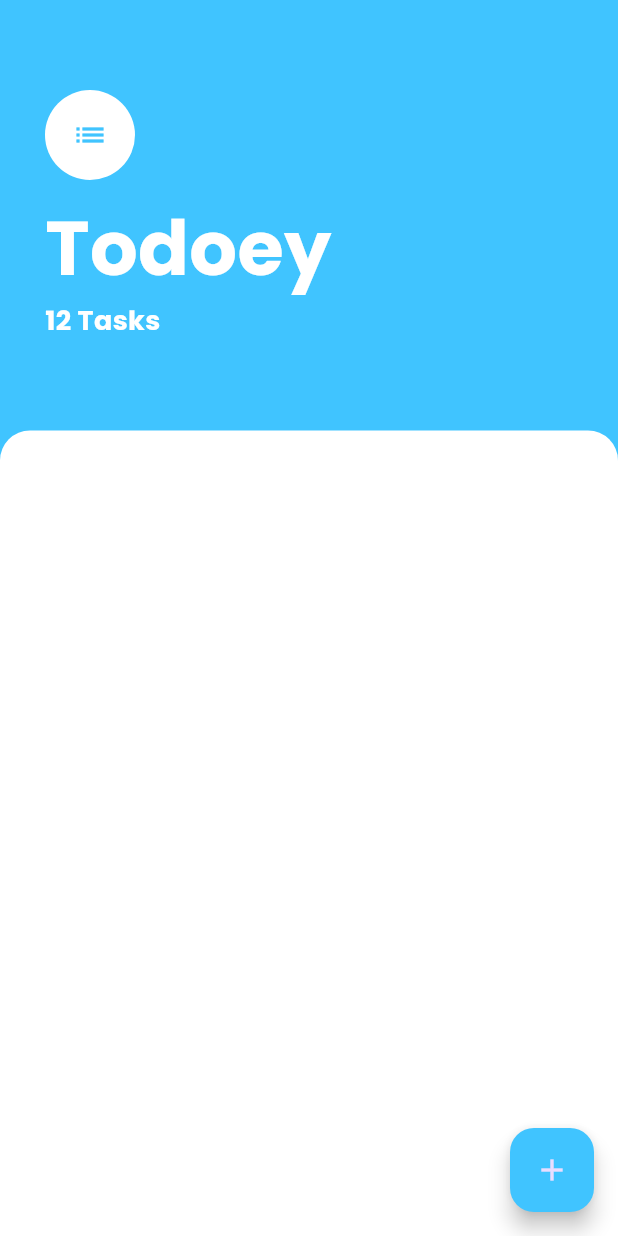
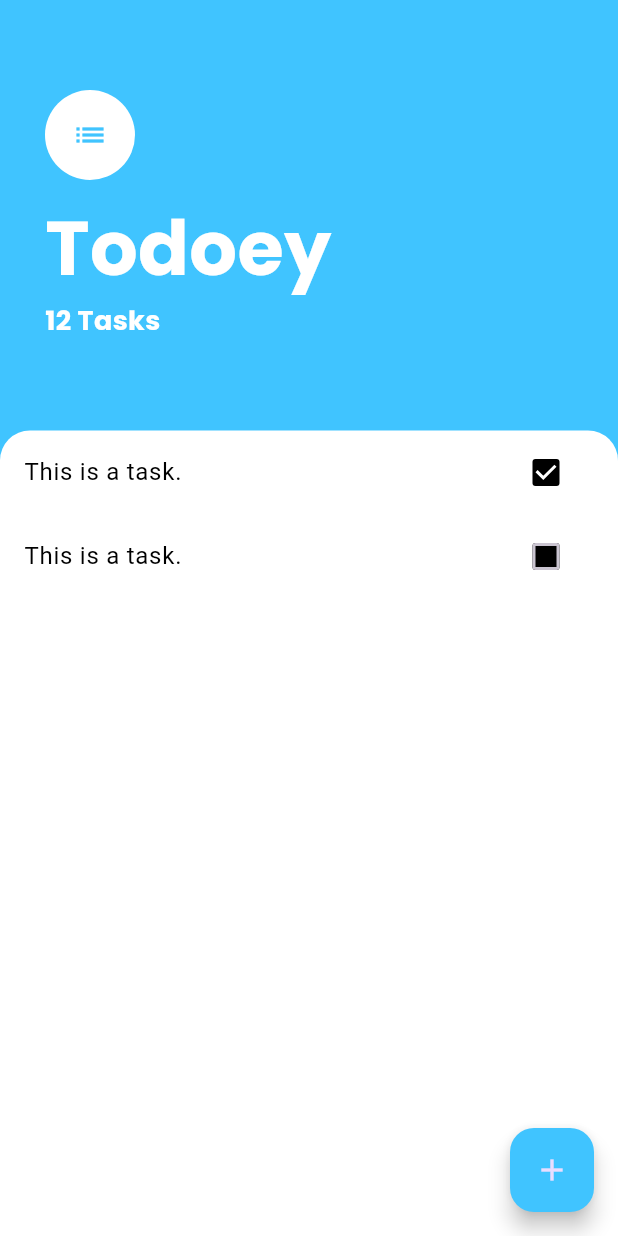
Before and after one commit to Akshat-sGit/today_flutter, a Flutter app: the screen it shows after launch, on a phone screen of 412 x 824 dp. Run offline on Flutter 3.47's test engine with Material 3 defaults, Android fonts, the light colour scheme and no system bars; our stand-ins replace google_fonts.

Commit message:
made the task tile

```diff
--- a/lib/screens/task_screen.dart
+++ b/lib/screens/task_screen.dart
@@ -7,7 +7,7 @@ class TaskScreen extends StatelessWidget {
 
   @override
   Widget build(BuildContext context) {
-    return  Scaffold(
+    return Scaffold(
       backgroundColor: Colors.lightBlueAccent,
       floatingActionButton: FloatingActionButton(
         backgroundColor: Colors.lightBlueAccent,
@@ -16,19 +16,15 @@ class TaskScreen extends StatelessWidget {
       ),
       body: Column(
         crossAxisAlignment: CrossAxisAlignment.start,
-        children:<Widget>  [
+        children: <Widget>[
           // ignore: avoid_unnecessary_containers
           Container(
             child: Padding(
-              padding:const EdgeInsets.only(
-                top: 60.0,
-                left: 30.0,
-                right: 30.0,
-                bottom: 30.0
-              ),
+              padding: const EdgeInsets.only(
+                  top: 60.0, left: 30.0, right: 30.0, bottom: 30.0),
               child: Column(
                 crossAxisAlignment: CrossAxisAlignment.start,
-                children:<Widget> [
+                children: <Widget>[
                   // ignore: avoid_unnecessary_containers
                   const CircleAvatar(
                       backgroundColor: Colors.white,
@@ -36,8 +32,7 @@ class TaskScreen extends StatelessWidget {
                       child: Icon(
                         Icons.list,
                         color: Colors.lightBlueAccent,
-                    )
-                  ),
+                      )),
                   const SizedBox(height: 10.0),
                   Text(
                     'Todoey',
@@ -62,17 +57,60 @@ class TaskScreen extends StatelessWidget {
           ),
           Expanded(
               child: Container(
-              decoration:const BoxDecoration(
+            decoration: const BoxDecoration(
                 color: Colors.white,
                 borderRadius: BorderRadius.only(
                     topLeft: Radius.circular(20.0),
-                  topRight: Radius.circular(20.0)
-                )
+                    topRight: Radius.circular(20.0))),
+            child: ListView(
+              children: const <Widget>[
+                TaskTile(isChecked: true,),
+                TaskTile(isChecked: false,),
+              ],
             ),
-            )
-          )
+          ))
         ],
       ),
     );
   }
 }
+
+
+class TaskTile extends StatefulWidget {
+  const TaskTile({Key? key, required this.isChecked}) : super(key: key);
+
+  final bool isChecked;
+
+  @override
+  // ignore: library_private_types_in_public_api
+  _TaskTileState createState() => _TaskTileState();
+}
+
+class _TaskTileState extends State<TaskTile> {
+  late bool isChecked;
+
+  @override
+  void initState() {
+    super.initState();
+    isChecked = widget.isChecked;
+  }
+
+  @override
+  Widget build(BuildContext context) {
+    return ListTile(
+      textColor: Colors.black,
+      title: const Text("This is a task."),
+      trailing: Checkbox(
+        fillColor: MaterialStateProperty.all(Colors.black),
+        checkColor: Colors.white,
+        activeColor: Colors.black,
+        value: isChecked,
+        onChanged: (value) {
+          setState(() {
+            isChecked = value!;
+          });
+        },
+      ),
+    );
+  }
+}
```
Lines whose indentation alone changed are shown as unchanged.
